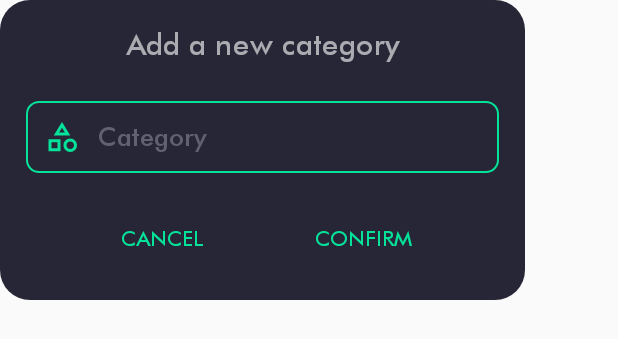
After one commit to magauddag/noteC, an Android app built with Jetpack Compose: the layout add_category_dialog.xml on its own in the app's theme, with its tools: preview values and no code run, on a phone screen of 412 x 824 dp. The commit adds this screen. Shown: the top 339 px of the screen. Run offline under Robolectric (Android 15) with nearby library versions, the phone set to English and light mode, and no system bars.

Commit message:
- Create a dialog for adding custom categories - Create a spinner for choosing already existing categories

```diff
--- /dev/null
+++ b/app/src/main/res/drawable/custom_category_icon.xml
@@ -0,0 +1,10 @@
+<?xml version="1.0" encoding="utf-8"?>
+<selector xmlns:android="http://schemas.android.com/apk/res/android">
+
+    <item android:state_focused="true"
+          android:drawable="@drawable/ic_category_focused"/>
+
+    <item android:state_focused="false"
+          android:drawable="@drawable/ic_category">
+    </item>
+</selector>
--- /dev/null
+++ b/app/src/main/res/drawable/custom_et.xml
@@ -0,0 +1,22 @@
+<?xml version="1.0" encoding="utf-8"?>
+<selector xmlns:android="http://schemas.android.com/apk/res/android">
+    <item android:state_enabled="true"
+          android:state_focused="true">
+        <shape android:shape="rectangle">
+            <solid android:color="@color/colorOnSurface"/>
+            <corners android:radius="8dp"/>
+            <stroke android:width="1dp"
+                    android:color="@color/allTabColor"/>
+        </shape>
+    </item>
+
+    <item android:state_enabled="true">
+        <shape android:shape="rectangle">
+            <solid android:color="@color/colorOnSurface"/>
+            <corners android:radius="8dp"/>
+            <stroke android:width="1dp"
+                    android:color="@color/opaqueTextColor"/>
+        </shape>
+    </item>
+
+</selector>
--- /dev/null
+++ b/app/src/main/res/drawable/dialog_radius.xml
@@ -0,0 +1,14 @@
+<?xml version="1.0" encoding="utf-8"?>
+<shape
+        xmlns:android="http://schemas.android.com/apk/res/android"
+        android:shape="rectangle">
+
+    <solid
+            android:color="@color/colorOnSurface">
+    </solid>
+
+    <corners
+            android:radius="20dp">
+    </corners>
+
+</shape>
--- /dev/null
+++ b/app/src/main/res/drawable/ic_add_category.xml
@@ -0,0 +1,6 @@
+<?xml version="1.0" encoding="UTF-8" standalone="no"?>
+<vector xmlns:android="http://schemas.android.com/apk/res/android" android:height="24dp" android:tint="@color/allTabColor" android:viewportHeight="24.0" android:viewportWidth="24.0" android:width="24dp">
+
+    <path android:fillColor="@android:color/white" android:pathData="M13,7h-2v4L7,11v2h4v4h2v-4h4v-2h-4L13,7zM12,2C6.48,2 2,6.48 2,12s4.48,10 10,10 10,-4.48 10,-10S17.52,2 12,2zM12,20c-4.41,0 -8,-3.59 -8,-8s3.59,-8 8,-8 8,3.59 8,8 -3.59,8 -8,8z"/>
+
+</vector>
--- /dev/null
+++ b/app/src/main/res/drawable/ic_category.xml
@@ -0,0 +1,6 @@
+<?xml version="1.0" encoding="UTF-8" standalone="no"?>
+<vector xmlns:android="http://schemas.android.com/apk/res/android" android:height="24dp" android:tint="@color/opaqueTextColor" android:viewportHeight="24.0" android:viewportWidth="24.0" android:width="24dp">
+
+    <path android:fillColor="@android:color/white" android:pathData="M12,2l-5.5,9h11L12,2zM12,5.84L13.93,9h-3.87L12,5.84zM17.5,13c-2.49,0 -4.5,2.01 -4.5,4.5s2.01,4.5 4.5,4.5 4.5,-2.01 4.5,-4.5 -2.01,-4.5 -4.5,-4.5zM17.5,20c-1.38,0 -2.5,-1.12 -2.5,-2.5s1.12,-2.5 2.5,-2.5 2.5,1.12 2.5,2.5 -1.12,2.5 -2.5,2.5zM3,21.5h8v-8L3,13.5v8zM5,15.5h4v4L5,19.5v-4z"/>
+
+</vector>
--- /dev/null
+++ b/app/src/main/res/drawable/ic_category_focused.xml
@@ -0,0 +1,6 @@
+<?xml version="1.0" encoding="UTF-8" standalone="no"?>
+<vector xmlns:android="http://schemas.android.com/apk/res/android" android:height="24dp" android:tint="@color/allTabColor" android:viewportHeight="24.0" android:viewportWidth="24.0" android:width="24dp">
+
+    <path android:fillColor="@android:color/white" android:pathData="M12,2l-5.5,9h11L12,2zM12,5.84L13.93,9h-3.87L12,5.84zM17.5,13c-2.49,0 -4.5,2.01 -4.5,4.5s2.01,4.5 4.5,4.5 4.5,-2.01 4.5,-4.5 -2.01,-4.5 -4.5,-4.5zM17.5,20c-1.38,0 -2.5,-1.12 -2.5,-2.5s1.12,-2.5 2.5,-2.5 2.5,1.12 2.5,2.5 -1.12,2.5 -2.5,2.5zM3,21.5h8v-8L3,13.5v8zM5,15.5h4v4L5,19.5v-4z"/>
+
+</vector>
--- /dev/null
+++ b/app/src/main/res/layout/add_category_dialog.xml
@@ -0,0 +1,71 @@
+<?xml version="1.0" encoding="utf-8"?>
+<androidx.constraintlayout.widget.ConstraintLayout
+        xmlns:android="http://schemas.android.com/apk/res/android"
+        xmlns:tools="http://schemas.android.com/tools"
+        xmlns:app="http://schemas.android.com/apk/res-auto"
+        android:layout_width="350dp"
+        android:layout_height="200dp"
+        android:padding="17dp"
+        android:background="@drawable/dialog_radius">
+
+    <TextView
+            android:id="@+id/new_category_title"
+            android:layout_width="match_parent"
+            android:layout_height="wrap_content"
+            android:text="Add a new category"
+            android:textColor="@color/text_color_secondary"
+            android:textSize="20sp"
+            android:gravity="center_horizontal"
+            app:layout_constraintStart_toStartOf="parent"
+            app:layout_constraintHorizontal_bias="0.5"
+            app:layout_constraintEnd_toEndOf="parent"
+            app:layout_constraintTop_toTopOf="parent">
+    </TextView>
+
+    <EditText
+            android:layout_width="match_parent"
+            android:layout_height="wrap_content"
+            android:textColor="@color/text_color_secondary"
+            android:textSize="17sp"
+            android:inputType="text"
+            android:maxLength="16"
+            android:hint="Category"
+            android:background="@drawable/custom_et"
+            android:textColorHint="@color/opaqueTextColor"
+            android:drawableStart="@drawable/custom_category_icon"
+            android:drawablePadding="12dp"
+            android:paddingHorizontal="12dp"
+            android:paddingVertical="12dp"
+            android:layout_marginTop="25dp"
+            app:layout_constraintTop_toBottomOf="@+id/new_category_title"
+            app:layout_constraintStart_toStartOf="parent"
+            app:layout_constraintHorizontal_bias="0.5"
+            app:layout_constraintEnd_toEndOf="parent"
+            android:id="@+id/editText">
+
+    </EditText>
+
+    <Button
+            android:text="@string/confirm"
+            android:id="@+id/btn_confirm"
+            android:layout_width="wrap_content"
+            android:layout_height="wrap_content"
+            android:textColor="@color/allTabColor"
+            android:background="@color/colorOnSurface"
+            android:stateListAnimator="@null"
+            app:layout_constraintEnd_toEndOf="parent"
+            app:layout_constraintBottom_toBottomOf="parent" app:layout_constraintStart_toEndOf="@+id/button_cancel"
+            app:layout_constraintHorizontal_bias="0.5"/>
+    <Button
+            android:id="@+id/button_cancel"
+            android:text="@string/cancel"
+            android:textColor="@color/allTabColor"
+            android:stateListAnimator="@null"
+            android:background="@color/colorOnSurface"
+            android:layout_width="wrap_content"
+            android:layout_height="wrap_content"
+            app:layout_constraintBottom_toBottomOf="parent" app:layout_constraintStart_toStartOf="parent"
+            app:layout_constraintHorizontal_bias="0.5" app:layout_constraintEnd_toStartOf="@+id/btn_confirm"/>
+
+
+</androidx.constraintlayout.widget.ConstraintLayout>
--- a/app/src/main/res/layout/card_folder.xml
+++ b/app/src/main/res/layout/card_folder.xml
@@ -6,7 +6,6 @@
         android:layout_height="wrap_content"
         app:cardElevation="1dp"
         app:cardUseCompatPadding="true"
-        android:paddingHorizontal="10dp"
         app:cardCornerRadius="20dp"
         app:cardBackgroundColor="@color/colorOnSurface">
 
@@ -29,9 +28,11 @@
                 android:layout_width="wrap_content"
                 android:layout_height="wrap_content"
                 android:text="Categoria"
+                android:paddingHorizontal="10dp"
                 android:paddingBottom="20dp"
                 android:paddingTop="15dp"
                 android:layout_centerHorizontal="true"
+                android:layout_centerInParent="true"
                 android:textColor="@color/text_color_primary"
                 android:textSize="18sp"
                 android:layout_below="@+id/iv_folder">
--- a/app/src/main/res/layout/card_note.xml
+++ b/app/src/main/res/layout/card_note.xml
@@ -63,16 +63,17 @@
         </TextView>
         <TextView
                 android:id="@+id/tv_category"
-                android:layout_width="wrap_content"
+                android:layout_width="0dp"
                 android:layout_height="wrap_content"
                 android:fontFamily="@font/futura_medium"
                 android:textSize="10sp"
                 android:text="Category"
+                android:gravity="end"
                 android:paddingVertical="17dp"
                 android:paddingHorizontal="15dp"
                 android:textColor="@color/opaqueTextColor"
                 app:layout_constraintEnd_toEndOf="parent"
-                app:layout_constraintBottom_toBottomOf="parent">
+                app:layout_constraintBottom_toBottomOf="parent" app:layout_constraintStart_toEndOf="@+id/tv_data">
 
         </TextView>
         <ImageView
--- a/app/src/main/res/values/strings.xml
+++ b/app/src/main/res/values/strings.xml
@@ -15,5 +15,8 @@
     <string name="all">All</string>
     <string name="categories">Categories</string>
     <string name="shared">From noteC</string>
+    <string name="add_category">Add category</string>
+    <string name="confirm">Confirm</string>
+    <string name="cancel">Cancel</string>
 
 </resources>
```
Also changed, not shown: app/src/main/java/com/uninsubria/notec/CreateNoteActivity.kt (+45 -7 lines), app/src/main/java/com/uninsubria/notec/util/Util.kt (+15 -3 lines), app/src/main/res/drawable/category_view.xml (added, +13 -0 lines), app/src/main/res/layout/activity_create_note.xml (+8 -10 lines), app/src/main/res/layout/new_note_bottomsheet.xml (+29 -1 lines), app/src/main/res/layout/style_spinner.xml (added, +12 -0 lines), app/src/main/res/drawable/bottomsheet_radius.xml (renamed from app/src/main/res/drawable/bottomsheet_radious.xml), 1 other file.
